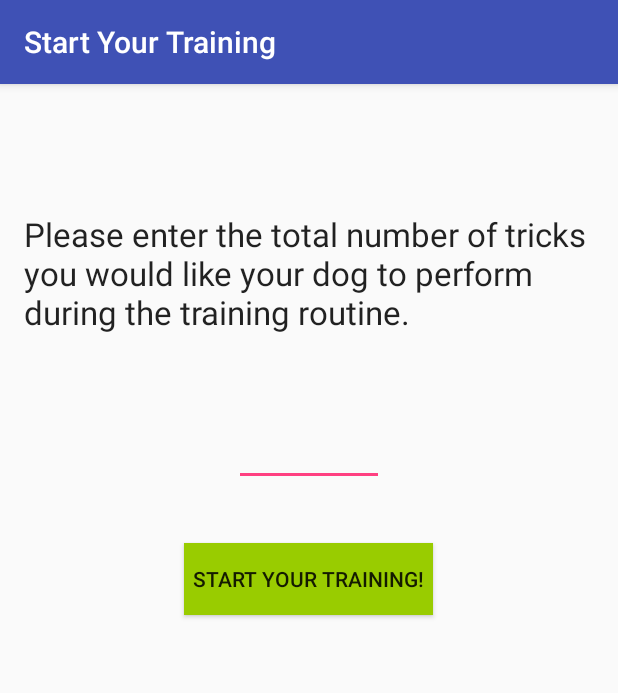
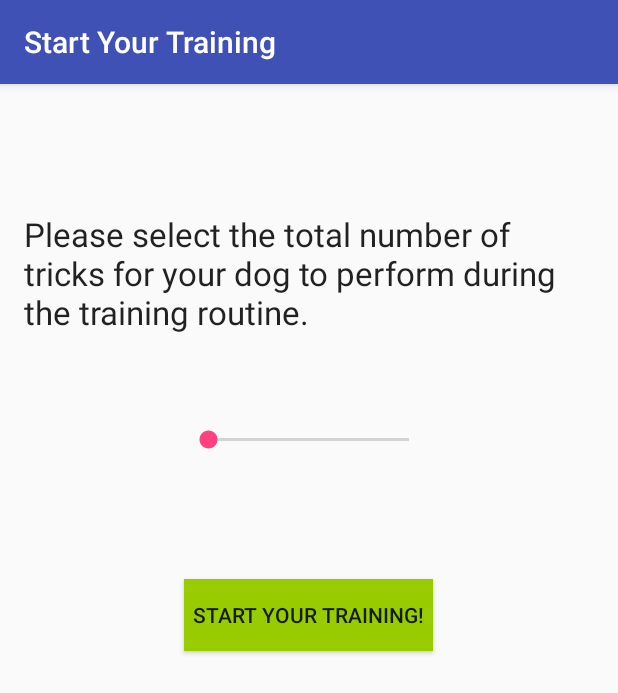
Before and after one commit to SarahFitz/cs683, an Android app: the TrickStartActivity screen opened directly, with no data from a screen before it, on a phone screen of 412 x 824 dp. Shown: the top 693 px of the screen. Run offline under Robolectric (Android 15) with nearby library versions, the phone set to English and light mode, and no system bars.

Commit message:
Changed the text field to a seek bar
Added touch listener to the seek bar to update a text view with the real
time value.

```diff
--- a/app/src/main/java/com/fitzgerald/cs682/assignment1/TrickSelectionActivity.java
+++ b/app/src/main/java/com/fitzgerald/cs682/assignment1/TrickSelectionActivity.java
@@ -20,10 +20,12 @@ public class TrickSelectionActivity extends AppCompatActivity {
         super.onCreate(savedInstanceState);
         setContentView(R.layout.activity_trick_selection);
 
+        //create intent to instantiate new activity
+        final Intent trickStartIntent = new Intent(this, TrickStartActivity.class);
+
         //Set up click event for button to navigate to next activity
         Button submitTricksButton = (Button) findViewById(R.id.submitTricks);
-        //create intent to instantiate new activity
-        final Intent trickStartIntent = new Intent(this, TrickStartActivity.class);
+        if(submitTricksButton != null) {
             submitTricksButton.setOnClickListener(new View.OnClickListener() {
                 //when button is clicked, start the next activity
                 public void onClick(View v) {
@@ -31,7 +33,7 @@ public class TrickSelectionActivity extends AppCompatActivity {
                     List<String> tricks = validateSubmission();
 
                     //check that tricks were selected
-                if(tricks.size() > 0){
+                    if(tricks != null && tricks.size() > 0){
                         Log.i(TAG, "submitTrickButton onClick startActivity");
                         //add the list of tricks to the intent to send to next activity
                         trickStartIntent.putStringArrayListExtra("tricks", (ArrayList)tricks);
@@ -42,6 +44,9 @@ public class TrickSelectionActivity extends AppCompatActivity {
 
                 }
             });
+        }
+
+
     }
 
 
--- a/app/src/main/java/com/fitzgerald/cs682/assignment1/TrickStartActivity.java
+++ b/app/src/main/java/com/fitzgerald/cs682/assignment1/TrickStartActivity.java
@@ -4,6 +4,7 @@ import android.content.Intent;
 import android.os.Bundle;
 import android.support.v7.app.AppCompatActivity;
 import android.util.Log;
+import android.widget.SeekBar;
 import android.widget.TextView;
 
 import java.util.List;
@@ -11,25 +12,60 @@ import java.util.List;
 public class TrickStartActivity extends AppCompatActivity {
 
     private static final String TAG = "TrickStartActivity";
+    private TextView trickSeekBarValue;
 
     @Override
     protected void onCreate(Bundle savedInstanceState) {
         super.onCreate(savedInstanceState);
         setContentView(R.layout.activity_trick_start);
 
-        //get the data sent with the intent
+        //get the list of tricks that the user selected from the previous page
         Intent intent = getIntent();
         List<String> tricks = intent.getStringArrayListExtra("tricks");
-        //TODO: validate populated list and not null
+        if(tricks !=null && tricks.size()>0){
+            //TODO: validate populated list and not null
 
-        Log.i(TAG, "The dog knows the tricks: " + android.text.TextUtils.join(", ", tricks));
+            Log.i(TAG, "The dog knows the tricks: " + android.text.TextUtils.join(", ", tricks));
 
-        String trickMessage = "Your dog knows " + tricks.size() + " unique tricks!";
-        TextView trickTextMessage = (TextView) findViewById(R.id.trickTextMessage);
-        trickTextMessage.setText(trickMessage);
+            //Add the text message based on the number of tricks the user selected
+            String trickMessage = "Your dog knows " + tricks.size() + " unique tricks!";
+            TextView trickTextMessage = (TextView) findViewById(R.id.trickTextMessage);
+            if(trickTextMessage != null){
+                trickTextMessage.setText(trickMessage);
+            }
 
+            //set the seek bar max length based to be Nx2 the number of tricks the user entered
+            SeekBar trickSeekBar = (SeekBar) findViewById(R.id.trickSeekBar);
+            if(trickSeekBar != null){
+                trickSeekBar.setMax(tricks.size() * 2);
+
+                //display the seek bar value as the user is picking it
+                trickSeekBarValue = (TextView) findViewById(R.id.trickSeekBarValue);
+                if(trickSeekBarValue !=null){
+                    trickSeekBar.setOnSeekBarChangeListener(new SeekBar.OnSeekBarChangeListener(){
+                        @Override
+                        public void onProgressChanged(SeekBar seekBar, int progress, boolean fromUser){
+                            if(trickSeekBarValue != null){
+                                trickSeekBarValue.setText(String.valueOf(progress));
+                            }
+                        }
+
+                        @Override
+                        public void onStartTrackingTouch(SeekBar seekBar){
+                        }
+
+                        @Override
+                        public void onStopTrackingTouch(SeekBar seekBar){
+                        }
+
+                    });
+                }
+            }
+        }
         //TODO: setup click event for next states
     }
+
+
 
     @Override
     protected void onStart() {
--- a/app/src/main/res/layout-land/content_trick_start.xml
+++ b/app/src/main/res/layout-land/content_trick_start.xml
@@ -35,22 +35,30 @@
         android:textAppearance="?android:attr/textAppearanceLarge"
         android:text="@string/trickCounterMessage"
         android:id="@+id/trickCounterMessage"
-        android:layout_marginTop="27dp"
         android:layout_below="@+id/trickTextMessage"
-        android:layout_alignParentLeft="true"
-        android:layout_alignParentStart="true" />
+        android:layout_alignParentRight="true"
+        android:layout_alignParentEnd="true"
+        android:layout_marginTop="17dp" />
 
-    <EditText
+
+    <SeekBar
         android:layout_width="wrap_content"
         android:layout_height="wrap_content"
-        android:inputType="number"
-        android:ems="10"
-        android:id="@+id/editText"
-        android:width="100dp"
-        android:layout_marginTop="27dp"
+        android:id="@+id/trickSeekBar"
+        android:longClickable="false"
+        android:layout_marginTop="40dp"
         android:layout_below="@+id/trickCounterMessage"
-        android:layout_centerHorizontal="true"
-        android:textAlignment="center" />
+        android:layout_alignLeft="@+id/startTrainingButton"
+        android:layout_alignStart="@+id/startTrainingButton"
+        android:layout_alignRight="@+id/startTrainingButton"
+        android:layout_alignEnd="@+id/startTrainingButton" />
+
+    <TextView
+        android:layout_width="wrap_content"
+        android:layout_height="wrap_content"
+        android:id="@+id/trickSeekBarValue"
+        android:layout_below="@+id/trickSeekBar"
+        android:layout_centerHorizontal="true" />
 
     <Button
         android:layout_width="wrap_content"
@@ -60,8 +68,8 @@
         android:background="@android:color/holo_green_light"
         android:paddingEnd="6dp"
         android:paddingStart="6dp"
-        android:layout_marginTop="31dp"
-        android:layout_below="@+id/editText"
+        android:layout_marginTop="33dp"
+        android:layout_below="@+id/trickSeekBarValue"
         android:layout_centerHorizontal="true" />
 
 </RelativeLayout>
--- a/app/src/main/res/layout/content_trick_start.xml
+++ b/app/src/main/res/layout/content_trick_start.xml
@@ -41,18 +41,6 @@
         android:layout_alignParentLeft="true"
         android:layout_alignParentStart="true" />
 
-    <EditText
-        android:layout_width="wrap_content"
-        android:layout_height="wrap_content"
-        android:inputType="number"
-        android:ems="10"
-        android:id="@+id/editText"
-        android:layout_below="@+id/trickCounterMessage"
-        android:layout_centerHorizontal="true"
-        android:layout_marginTop="56dp"
-        android:width="100dp"
-        android:textAlignment="center" />
-
     <Button
         android:layout_width="wrap_content"
         android:layout_height="wrap_content"
@@ -61,8 +49,27 @@
         android:background="@android:color/holo_green_light"
         android:paddingEnd="6dp"
         android:paddingStart="6dp"
-        android:layout_marginTop="38dp"
-        android:layout_below="@+id/editText"
+        android:layout_marginTop="84dp"
+        android:layout_below="@+id/trickSeekBar"
+        android:layout_centerHorizontal="true" />
+
+    <SeekBar
+        android:layout_width="wrap_content"
+        android:layout_height="wrap_content"
+        android:id="@+id/trickSeekBar"
+        android:longClickable="false"
+        android:layout_marginTop="61dp"
+        android:layout_below="@+id/trickCounterMessage"
+        android:layout_alignRight="@+id/startTrainingButton"
+        android:layout_alignEnd="@+id/startTrainingButton"
+        android:layout_alignLeft="@+id/startTrainingButton"
+        android:layout_alignStart="@+id/startTrainingButton" />
+
+    <TextView
+        android:layout_width="wrap_content"
+        android:layout_height="wrap_content"
+        android:id="@+id/trickSeekBarValue"
+        android:layout_below="@+id/trickSeekBar"
         android:layout_centerHorizontal="true" />
 
 </RelativeLayout>
--- a/app/src/main/res/values/strings.xml
+++ b/app/src/main/res/values/strings.xml
@@ -16,7 +16,7 @@
     <string name="welcomeQuestionTwo">Would you like to stimulate your dog\'s mind with a unique trick routine every time you train?</string>
     <string name="welcomeText">If yes, then we\'re here to help!</string>
     <string name="title_activity_trick_start">TrickStartActivity</string>
-    <string name="trickCounterMessage">Please enter the total number of tricks you would like your dog to perform during the training routine.</string>
+    <string name="trickCounterMessage">Please select the total number of tricks for your dog to perform during the training routine.</string>
     <string name="title_activity_trick_selection">TrickSelectionActivity</string>
     <string name="buttonStartTraining">Start Your Training!</string>
     <string name="trickSelectionGridLayout">trickSelectionIdLayout</string>
```
Lines whose indentation alone changed are shown as unchanged.
